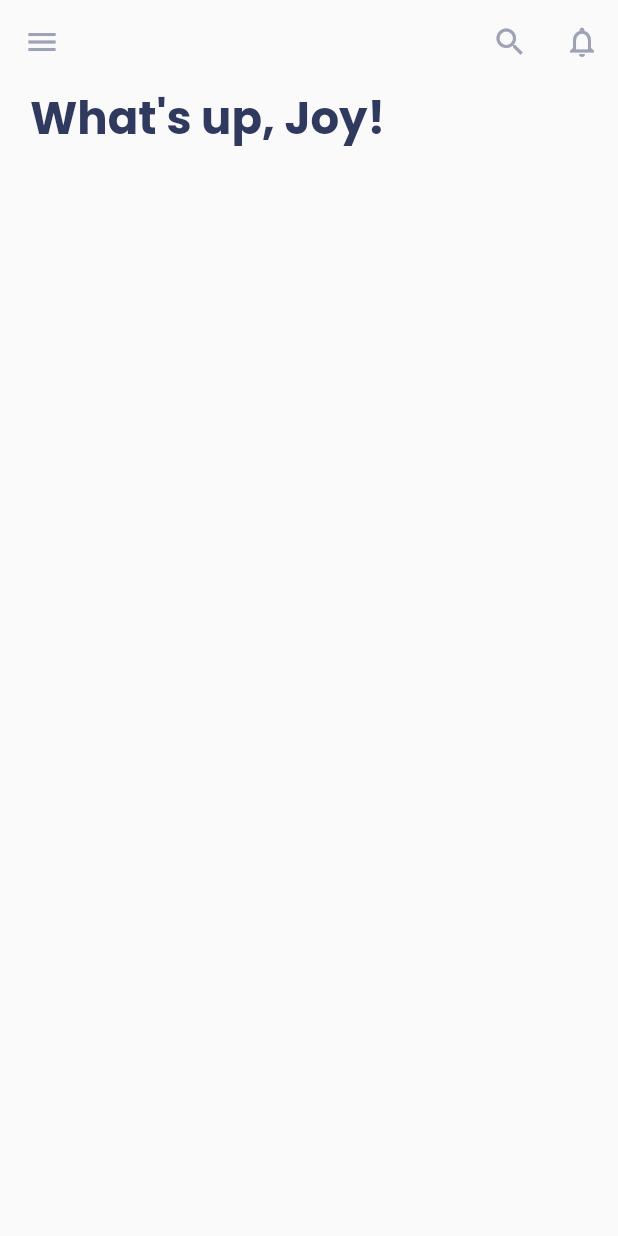
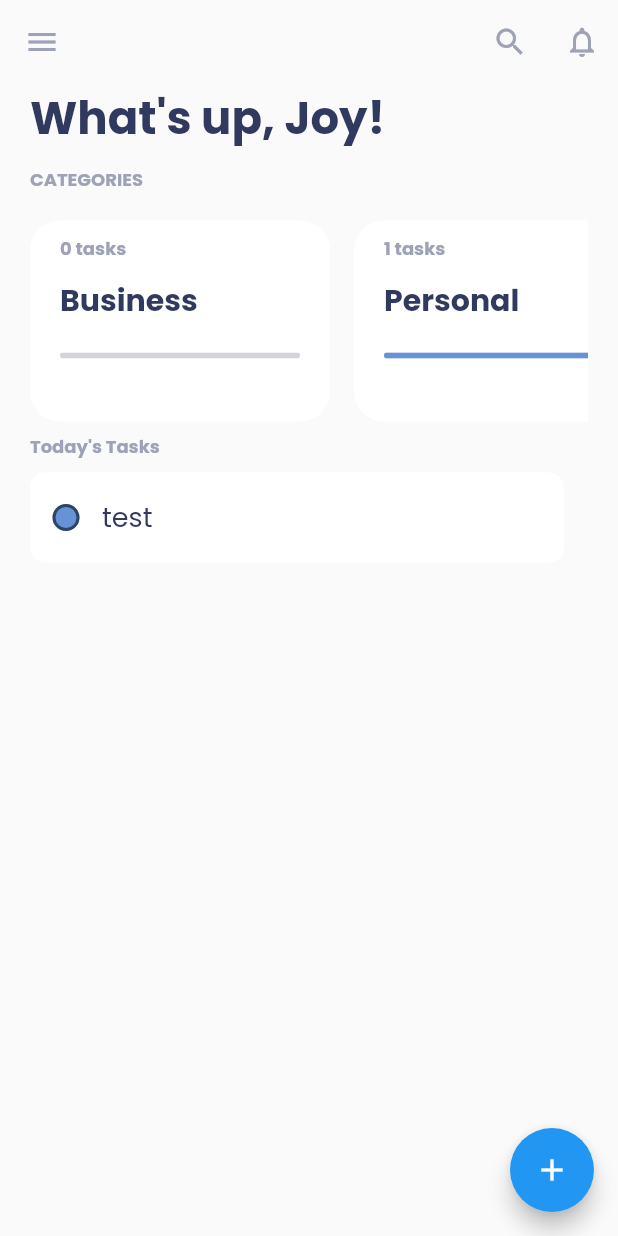
Before and after one commit to Dojdk/ToDo, a Flutter app: the screen it shows after launch, after a tap on the "search" icon, on a phone screen of 412 x 824 dp. Run offline on Flutter 3.47's test engine with Material 2 defaults, Android fonts, the phone set to English and light mode, and no system bars; our stand-ins replace bloc, equatable, flutter_bloc.

Commit message:
Added update,delete task logic and started working on addtask Screen

```diff
--- a/lib/bloc/task_bloc.dart
+++ b/lib/bloc/task_bloc.dart
@@ -8,15 +8,64 @@ part 'task_event.dart';
 part 'task_state.dart';
 
 class TaskBloc extends Bloc<TaskEvent, TaskState> {
-  TaskBloc() : super(TaskInitial()) {
+  TaskBloc() : super(const TaskState()) {
     on<TaskLoadEvent>((event, emit) {});
+
     on<AddTask>((event, emit) {
-      if(state is TaskLoaded){
+      final state = this.state;
+      final allTasks = state.allTasks;
 
-      }
+      emit(
+        TaskState(
+          allTasks: List.from(state.allTasks)
+            ..add(Task(
+                id: '${allTasks.length + 1}',
+                tasktype: event.tasktype,
+                name: event.taskname)),
+        ),
+      );
     });
-    on<TaskIsDone>((event, emit) {});
-    on<TaskIsNotDone>((event, emit) {});
-    on<DeleteTask>((event, emit) {});
+
+    on<TaskUpdate>((event, emit) {
+      final state = this.state;
+      final task = event.task;
+      final index = state.allTasks.indexOf(task);
+      List<Task> allTasks = List.from(state.allTasks)..remove(task);
+      task.isDone == false
+          ? allTasks.insert(index, task.copyWith(isDone: true))
+          : allTasks.insert(index, task.copyWith(isDone: false));
+      emit(
+        TaskState(
+          allTasks: allTasks,
+        ),
+      );
+    });
+
+    on<DeleteTask>(
+      (event, emit) {
+        final state = this.state;
+        final task = event.task;
+        List<Task> allTasks = List.from(state.allTasks)..remove(task);
+        emit(
+          TaskState(
+            allTasks: allTasks,
+          ),
+        );
+      },
+    );
+
+    on<UndoDelteTask>(
+      (event, emit) {
+        final state = this.state;
+        final task = event.task;
+        final index = event.index;
+        List<Task> allTasks = List.from(state.allTasks)..insert(index, task);
+        emit(
+          TaskState(
+            allTasks: allTasks,
+          ),
+        );
+      },
+    );
   }
 }
--- a/lib/bloc/task_event.dart
+++ b/lib/bloc/task_event.dart
@@ -1,7 +1,7 @@
 part of 'task_bloc.dart';
 
 @immutable
-abstract class TaskEvent extends Equatable{
+abstract class TaskEvent extends Equatable {
   const TaskEvent();
   @override
   List<Object> get props => [];
@@ -10,27 +10,21 @@ abstract class TaskEvent extends Equatable{
 class TaskLoadEvent extends TaskEvent {}
 
 class AddTask extends TaskEvent {
+  final String taskname;
+  final Tasktype tasktype;
+
+  const AddTask({required this.taskname, required this.tasktype,});
+
+  @override
+  List<Object> get props => [
+    taskname,tasktype,
+  ];
+}
+
+class TaskUpdate extends TaskEvent {
   final Task task;
 
-  const AddTask(this.task);
-
-  @override
-  List<Object> get props => [task];
-}
-
-class TaskIsDone extends TaskEvent {
-  final Task task;
-
-  const TaskIsDone(this.task);
-
-  @override
-  List<Object> get props => [task];
-}
-
-class TaskIsNotDone extends TaskEvent {
-  final Task task;
-
-  const TaskIsNotDone(this.task);
+  const TaskUpdate({required this.task});
 
   @override
   List<Object> get props => [task];
@@ -39,8 +33,18 @@ class TaskIsNotDone extends TaskEvent {
 class DeleteTask extends TaskEvent {
   final Task task;
 
-  const DeleteTask(this.task);
+  const DeleteTask({required this.task});
 
   @override
   List<Object> get props => [task];
 }
+
+class UndoDelteTask extends TaskEvent {
+  final Task task;
+  final int index;
+
+  const UndoDelteTask({required this.index, required this.task});
+
+  @override
+  List<Object> get props => [task];
+}
--- a/lib/bloc/task_state.dart
+++ b/lib/bloc/task_state.dart
@@ -1,14 +1,19 @@
 part of 'task_bloc.dart';
 
 @immutable
-abstract class TaskState extends Equatable {
-  const TaskState();
+class TaskState extends Equatable {
+  final List<Task> allTasks;
+  const TaskState({this.allTasks = const <Task>[]});
 
   @override
-  List<Object> get props => [];
+  List<Object> get props => [allTasks];
 }
 
-class TaskInitial extends TaskState {}
+class TaskInitial extends TaskState {
+  const TaskInitial({List<Task> allTasks = const <Task>[]});
+  @override
+  List<Object> get props => [allTasks];
+}
 
 class TaskLoading extends TaskState {}
 
@@ -19,5 +24,4 @@ class TaskLoaded extends TaskState {
 
   @override
   List<Object> get props => [tasklist];
-
 }
--- a/lib/helpers/taskenum.dart
+++ /dev/null
@@ -1,4 +0,0 @@
-enum Tasktype{
-  business,
-  personal,
-}
--- a/lib/main.dart
+++ b/lib/main.dart
@@ -1,6 +1,10 @@
 import 'package:flutter/material.dart';
+import 'package:todo/theme/colors.dart';
+import 'bloc/task_bloc.dart';
+import 'package:flutter_bloc/flutter_bloc.dart';
 
 import '../pages/homepage.dart';
+import '../pages/addtask.dart';
 
 void main() {
   runApp(const MyApp());
@@ -10,15 +14,28 @@ class MyApp extends StatelessWidget {
   const MyApp({super.key});
   @override
   Widget build(BuildContext context) {
-    return MaterialApp(
+    return BlocProvider(
+      create: (context) => TaskBloc(),
+      child: MaterialApp(
         debugShowCheckedModeBanner: false,
         title: 'ToDo App',
         theme: ThemeData(
           fontFamily: 'Poppins',
+          textTheme: const TextTheme(
+            headline5: TextStyle(
+              fontSize: 12,
+              color: fancygrey,
+              fontWeight: FontWeight.bold,
+            ),
+          ),
           appBarTheme:
               AppBarTheme(color: Theme.of(context).scaffoldBackgroundColor),
         ),
         home: const HomePage(),
+        routes: {
+          AddTaskPage.routeName: (context) => const AddTaskPage(),
+        },
+      ),
     );
   }
 }
--- a/lib/models/task.dart
+++ b/lib/models/task.dart
@@ -1,6 +1,10 @@
+// ignore_for_file: public_member_api_docs, sort_constructors_first
 import 'package:equatable/equatable.dart';
 
-import '../helpers/taskenum.dart';
+enum Tasktype {
+  business,
+  personal,
+}
 
 class Task extends Equatable {
   final String id;
@@ -25,4 +29,18 @@ class Task extends Equatable {
     Task(id: '4', tasktype: Tasktype.business, name: 'Buy Butter'),
     Task(id: '5', tasktype: Tasktype.personal, name: 'Buy Cheese'),
   ];
+
+  Task copyWith({
+    String? id,
+    String? name,
+    bool? isDone,
+    Tasktype? tasktype,
+  }) {
+    return Task(
+      id: id ?? this.id,
+      name: name ?? this.name,
+      isDone: isDone ?? this.isDone,
+      tasktype: tasktype ?? this.tasktype,
+    );
+  }
 }
--- a/lib/pages/homepage.dart
+++ b/lib/pages/homepage.dart
@@ -1,12 +1,22 @@
 import 'package:flutter/material.dart';
+import 'package:flutter_bloc/flutter_bloc.dart';
+import 'package:todo/widgets/home/categories.dart';
+import 'package:todo/widgets/home/tasklist.dart';
 
+import '../bloc/task_bloc.dart';
+import '../models/task.dart';
 import '../theme/colors.dart';
+
+import 'addtask.dart';
 
 class HomePage extends StatelessWidget {
   const HomePage({super.key});
 
   @override
   Widget build(BuildContext context) {
+    return BlocBuilder<TaskBloc, TaskState>(
+      builder: (context, state) {
+        List<Task> tasks = state.allTasks;
         return Scaffold(
           appBar: AppBar(
             elevation: 0,
@@ -14,20 +24,37 @@ class HomePage extends StatelessWidget {
             actions: [
               IconButton(
                 icon: const Icon(Icons.search, color: fancygrey),
-            onPressed: () {},
+                onPressed: () {
+                  context.read<TaskBloc>().add(const AddTask(
+                        taskname: 'test',
+                        tasktype: Tasktype.personal,
+                      ));
+                },
               ),
               IconButton(
-            icon: const Icon(Icons.notifications_outlined, color: fancygrey),
-            onPressed: () {},
+                icon:
+                    const Icon(Icons.notifications_outlined, color: fancygrey),
+                onPressed: () {
+                  context.read<TaskBloc>().add(const AddTask(
+                        tasktype: Tasktype.business,
+                        taskname: 'test',
+                      ));
+                },
               ),
             ],
+          ),
+          floatingActionButton: FloatingActionButton(
+            onPressed: () {
+              Navigator.of(context).pushNamed(AddTaskPage.routeName);
+            },
+            child: const Icon(Icons.add),
           ),
           body: Padding(
             padding: const EdgeInsets.symmetric(horizontal: 20.0),
             child: Column(
               crossAxisAlignment: CrossAxisAlignment.start,
-          children: const [
-            Text(
+              children: [
+                const Text(
                   'What\'s up, Joy!',
                   style: TextStyle(
                     color: fancyblack,
@@ -35,9 +62,26 @@ class HomePage extends StatelessWidget {
                     fontWeight: FontWeight.bold,
                   ),
                 ),
+                const SizedBox(height: 10),
+                Text(
+                  'CATEGORIES',
+                  style: Theme.of(context).textTheme.headline5,
+                ),
+                const SizedBox(height: 10),
+                SizedBox(height: 150, child: CategoriesList(tasks: tasks)),
+                Text(
+                  'Today\'s Tasks',
+                  style: Theme.of(context).textTheme.headline5,
+                ),
+                Expanded(
+                    child: TaskList(
+                  tasks: tasks,
+                )),
               ],
             ),
           ),
         );
+      },
+    );
   }
 }
--- a/lib/theme/colors.dart
+++ b/lib/theme/colors.dart
@@ -2,3 +2,5 @@ import 'package:flutter/material.dart';
 
 const fancygrey = Color(0xFF9da2b6);
 const fancyblack = Color(0xFF30395e);
+const pink = Color(0xffb55dbc);
+const blue = Color(0xff6693d6);
--- /dev/null
+++ b/lib/widgets/home/categories.dart
@@ -0,0 +1,73 @@
+import 'package:intl/intl.dart' show toBeginningOfSentenceCase;
+
+import 'package:flutter/material.dart';
+
+import '../../models/task.dart';
+import '../../theme/colors.dart';
+
+class CategoriesList extends StatelessWidget {
+  final List<Task> tasks;
+  const CategoriesList({super.key, required this.tasks});
+
+  @override
+  Widget build(BuildContext context) {
+    return ListView.builder(
+      scrollDirection: Axis.horizontal,
+      itemCount: Tasktype.values.length,
+      itemBuilder: (context, index) {
+        final int amount = tasks
+            .where((element) => element.tasktype == Tasktype.values[index])
+            .length;
+        return Container(
+          margin: const EdgeInsets.only(right: 16, bottom: 8, top: 8),
+          width: 200,
+          decoration: const BoxDecoration(
+            color: Colors.white,
+            borderRadius: BorderRadius.all(
+              Radius.circular(20),
+            ),
+          ),
+          child: Padding(
+            padding: const EdgeInsets.symmetric(horizontal: 20.0),
+            child: Column(
+              crossAxisAlignment: CrossAxisAlignment.start,
+              children: [
+                const SizedBox(
+                  height: 10,
+                ),
+                Text(
+                  '$amount tasks',
+                  style: Theme.of(context).textTheme.headline5,
+                ),
+                const SizedBox(
+                  height: 10,
+                ),
+                Text(
+                  toBeginningOfSentenceCase(Tasktype.values[index].name)!,
+                  style: const TextStyle(
+                    color: fancyblack,
+                    fontSize: 20,
+                    fontWeight: FontWeight.bold,
+                  ),
+                ),
+                const SizedBox(
+                  height: 20,
+                ),
+                ClipRRect(
+                  borderRadius: BorderRadius.circular(20),
+                  child: LinearProgressIndicator(
+                    value: tasks.isEmpty ? 0 : amount / tasks.length,
+                    backgroundColor: const Color(0xffd3d4dd),
+                    valueColor: AlwaysStoppedAnimation<Color>(
+                      Tasktype.values[index] == Tasktype.business ? pink : blue,
+                    ),
+                  ),
+                )
+              ],
+            ),
+          ),
+        );
+      },
+    );
+  }
+}
--- /dev/null
+++ b/lib/widgets/home/listitem.dart
@@ -0,0 +1,127 @@
+import 'package:flutter/material.dart';
+import 'package:flutter_bloc/flutter_bloc.dart';
+import 'package:todo/models/task.dart';
+
+import '../../bloc/task_bloc.dart';
+import '../../theme/colors.dart';
+
+class ListItem extends StatefulWidget {
+  final Task task;
+  final Key itemKey;
+  final int index;
+  const ListItem({
+    super.key,
+    required this.itemKey,
+    required this.task,
+    required this.index,
+  });
+
+  @override
+  State<ListItem> createState() => _ListItemState();
+}
+
+class _ListItemState extends State<ListItem> {
+  void _onChanged(bool? value) {
+    context.read<TaskBloc>().add(
+          TaskUpdate(task: widget.task),
+        );
+  }
+
+  bool isTapped = false;
+
+  Future<bool> confirmDismiss() async {
+    if (isTapped) {
+      isTapped = false;
+      return false;
+    }
+    return true;
+  }
+
+  Widget _dismissBackground() {
+    return Container(
+      height: 60,
+      margin: const EdgeInsets.only(right: 16, bottom: 8, top: 8),
+      decoration: BoxDecoration(
+        color: Colors.white,
+        borderRadius: BorderRadius.circular(10),
+      ),
+      child: Padding(
+        padding: const EdgeInsets.symmetric(horizontal: 10.0),
+        child: Row(
+          mainAxisAlignment: MainAxisAlignment.spaceBetween,
+          crossAxisAlignment: CrossAxisAlignment.center,
+          children: [
+            const Text('The task was deleted'),
+            OutlinedButton(
+              style: OutlinedButton.styleFrom(
+                shape: const RoundedRectangleBorder(
+                  borderRadius: BorderRadius.all(
+                    Radius.circular(10),
+                  ),
+                ),
+              ),
+              onPressed: () {
+                isTapped = true;
+              },
+              child: const Text(
+                'UNDO',
+                style: TextStyle(color: fancyblack),
+              ),
+            )
+          ],
+        ),
+      ),
+    );
+  }
+
+  @override
+  Widget build(BuildContext context) {
+    return Dismissible(
+      key: widget.itemKey,
+      confirmDismiss: (_) async {
+        return await confirmDismiss();
+      },
+      resizeDuration: const Duration(seconds: 2),
+      direction: DismissDirection.endToStart,
+      background: _dismissBackground(),
+      onDismissed: (_) {
+        context.read<TaskBloc>().add(
+              DeleteTask(task: widget.task),
+            );
+      },
+      child: GestureDetector(
+        onTap: () {
+          _onChanged(!widget.task.isDone);
+        },
+        child: Container(
+          height: 60,
+          margin: const EdgeInsets.only(right: 16, bottom: 8, top: 8),
+          decoration: BoxDecoration(
+              color: Colors.white, borderRadius: BorderRadius.circular(10)),
+          child: Row(
+            crossAxisAlignment: CrossAxisAlignment.center,
+            children: [
+              Checkbox(
+                fillColor: MaterialStateProperty.all<Color>(
+                    widget.task.tasktype == Tasktype.business ? pink : blue),
+                value: widget.task.isDone,
+                shape: const CircleBorder(),
+                onChanged: _onChanged,
+              ),
+              Text(
+                widget.task.name,
+                style: TextStyle(
+                  decorationThickness: 2,
+                  decoration:
+                      widget.task.isDone ? TextDecoration.lineThrough : null,
+                  color: fancyblack,
+                  fontSize: 18,
+                ),
+              ),
+            ],
+          ),
+        ),
+      ),
+    );
+  }
+}
--- /dev/null
+++ b/lib/widgets/home/tasklist.dart
@@ -0,0 +1,21 @@
+import 'package:flutter/material.dart';
+import 'package:todo/widgets/home/listitem.dart';
+
+import '../../models/task.dart';
+
+class TaskList extends StatelessWidget {
+  final List<Task> tasks;
+  const TaskList({super.key, required this.tasks});
+
+  @override
+  Widget build(BuildContext context) {
+    return ListView.builder(
+      itemCount: tasks.length,
+      itemBuilder: (context, index) => ListItem(
+        itemKey: ValueKey(tasks[index].id),
+        task: tasks[index],
+        index: index,
+      ),
+    );
+  }
+}
--- a/pubspec.yaml
+++ b/pubspec.yaml
@@ -1,4 +1,4 @@
-name: ufaz
+name: todo
 description: A new Flutter project.
 
 # The following line prevents the package from being accidentally published to
@@ -35,8 +35,9 @@ dependencies:
   # The following adds the Cupertino Icons font to your application.
   # Use with the CupertinoIcons class for iOS style icons.
   cupertino_icons: ^1.0.2
-  bloc: ^8.1.0
+  flutter_bloc: ^8.1.1
   equatable: ^2.0.5
+  intl: ^0.17.0
 
 dev_dependencies:
   flutter_test:
```
Also changed, not shown: lib/pages/addtask.dart (added, +52 -0 lines), pubspec.lock, 1 other file. Lines whose indentation alone changed are shown as unchanged.
